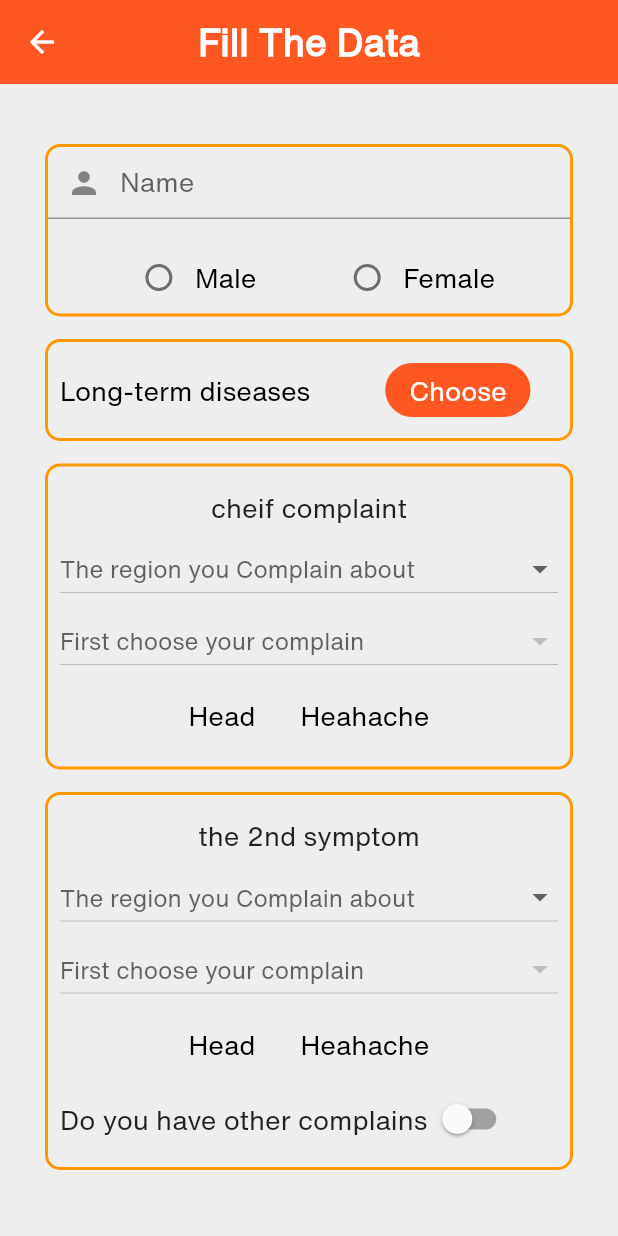
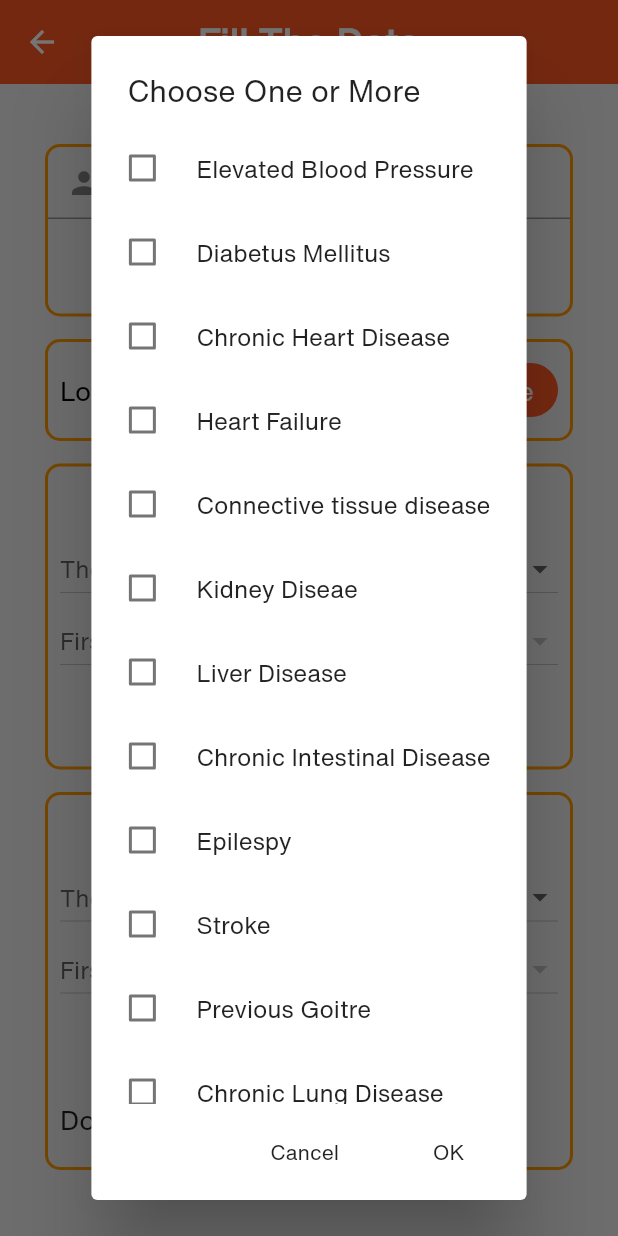
Before and after one commit to hhk-010/project_doctor, a Flutter app: the Patient screen opened by its route, after a tap on "Choose", on a phone screen of 412 x 824 dp. Run offline on Flutter 3.47's test engine with Material 2 defaults, Android fonts, the phone set to English and light mode, and no system bars; our stand-ins replace cloud_firestore, firebase_auth, firebase_core, flutter_spinkit, geolocator, google_maps_flutter and 1 more; missing offline and left inert: flutter_auth_buttons; accounts and stored records are empty.

Commit message:
chronic diseases list

```diff
--- a/lang/ar.json
+++ b/lang/ar.json
@@ -22,7 +22,6 @@
     "register_email" : "الايميل",
     "register_password" : "الرقم السري",
     "register_button": "سجل",
-
     "doctor_form_appbar" : "حدث معلوماتك",
     "doctor_form_name" : "الاسم",
     "doctor_form_speciality" : "الاختصاص",
@@ -30,13 +29,19 @@
     "doctor_form_province": "المحافظه",
     "doctor_form_location": "الموقع",
     "doctor_form_search": "ابحث",
-    "cd_hyt" : "ارتفاع الضغط المزمن",
-    "cd_DM" : " مرض السكري",
-    "cd_heart" : "امراض القلب",
+    "cd_HTN" : "Elevated Blood Pressure",
+    "cd_DM" : "Diabetus Mellitus",
+    "cd_heart" : "Chronic Heart Disease",
+    "cd_heartFailure" : "Heart Failure",
+    "cd_ctd" : "Connective tissue disease",
     "cd_ckd" : "Kidney Diseae",
-    "ed_liver" : "Liver Disease",
-    "ed_brain" : "Demantia",
-    "ed_thyroid" : "Goitre",
-    "ed_lung" : "امراض الرئه",
-    "ed_ashma" : "مرض الربو"
+    "cd_liver" : "Liver Disease",
+    "cd_intestine" : "Chronic Intestinal Disease",
+    "cd_epilepsy" : "Epilespy",
+    "cd_cva" : "Stroke",
+    "cd_thyroid" : "Previous Goitre",
+    "cd_lung" : "Chronic Lung Disease",
+    "cd_copd" : "COPD",
+    "cd_ashma" : "Ashma",
+    "cd_tumor" : "Malignancy"
 }
--- a/lang/en.json
+++ b/lang/en.json
@@ -23,24 +23,25 @@
     "register_email" : "Email",
     "register_password" : "Password",
     "register_button": "Register",
-
     "doctor_form_name" : "Name",
     "doctor_form_speciality" : "Speciality",
     "doctor_form_phoneNumber" : "Phone Number",
     "doctor_form_province": "Province",
     "doctor_form_location": "Location",
     "doctor_form_search": "Submit",
-    "cd_hyt" : "Elevated Blood Pressure",
+    "cd_HTN" : "Elevated Blood Pressure",
     "cd_DM" : "Diabetus Mellitus",
-    "cd_heart" : "Heart Disease",
+    "cd_heart" : "Chronic Heart Disease",
+    "cd_heartFailure" : "Heart Failure",
+    "cd_ctd" : "Connective tissue disease",
     "cd_ckd" : "Kidney Diseae",
-    "ed_liver" : "Liver Disease",
-    "ed_brain" : "Demantia",
-    "ed_thyroid" : "Goitre",
-    "ed_lung" : "Lung Disease",
-    "ed_ashma" : "Ashma"
-
-
-
-
+    "cd_liver" : "Liver Disease",
+    "cd_intestine" : "Chronic Intestinal Disease",
+    "cd_epilepsy" : "Epilespy",
+    "cd_cva" : "Stroke",
+    "cd_thyroid" : "Previous Goitre",
+    "cd_lung" : "Chronic Lung Disease",
+    "cd_copd" : "COPD",
+    "cd_ashma" : "Ashma",
+    "cd_tumor" : "Malignancy"
 }
--- a/lib/constants/multi_selection.dart
+++ b/lib/constants/multi_selection.dart
@@ -40,7 +40,7 @@ class _MultiSelectDialogState<V> extends State<MultiSelectDialog<V>> {
   }
 
   void _onCancelTap() {
-    Navigator.pop(context);
+    Navigator.pop(context, _selectedValues);
   }
 
   void _onSubmitTap() {
--- a/lib/pages/patient.dart
+++ b/lib/pages/patient.dart
@@ -4,6 +4,8 @@ import 'package:project_doctor/services/app_localizations.dart';
 import 'package:project_doctor/constants/theme.dart';
 import 'package:project_doctor/constants/multi_selection.dart';
 import 'dart:io';
+
+import '../constants/multi_selection.dart';
 
 class Patient extends StatefulWidget {
   @override
@@ -47,18 +49,40 @@ class _PatientState extends State<Patient> {
   String chronic1 = '';
   String chronic2 = '';
   String chronic3 = '';
-  void _showMultiSelect(BuildContext context) async {
+  void _showChronicDiseaseMultiSelect(BuildContext context) async {
     chronic1 = '';
     chronic2 = '';
     chronic3 = '';
-    void _showChronicDiseaseMultiSelect(BuildContext context) async {
     final cdItems = <MultiSelectDialogItem<int>>[
       MultiSelectDialogItem(
-            1, AppLocalizations.of(context).translate('cd_hyt')),
-        MultiSelectDialogItem(
-            2, AppLocalizations.of(context).translate('cd_DM')),
+          1, AppLocalizations.of(context).translate('cd_HTN')),
+      MultiSelectDialogItem(2, AppLocalizations.of(context).translate('cd_DM')),
       MultiSelectDialogItem(
           3, AppLocalizations.of(context).translate('cd_heart')),
+      MultiSelectDialogItem(
+          4, AppLocalizations.of(context).translate('cd_heartFailure')),
+      MultiSelectDialogItem(
+          5, AppLocalizations.of(context).translate('cd_ctd')),
+      MultiSelectDialogItem(
+          6, AppLocalizations.of(context).translate('cd_ckd')),
+      MultiSelectDialogItem(
+          7, AppLocalizations.of(context).translate('cd_liver')),
+      MultiSelectDialogItem(
+          8, AppLocalizations.of(context).translate('cd_intestine')),
+      MultiSelectDialogItem(
+          9, AppLocalizations.of(context).translate('cd_epilepsy')),
+      MultiSelectDialogItem(
+          10, AppLocalizations.of(context).translate('cd_cva')),
+      MultiSelectDialogItem(
+          11, AppLocalizations.of(context).translate('cd_thyroid')),
+      MultiSelectDialogItem(
+          12, AppLocalizations.of(context).translate('cd_lung')),
+      MultiSelectDialogItem(
+          13, AppLocalizations.of(context).translate('cd_copd')),
+      MultiSelectDialogItem(
+          14, AppLocalizations.of(context).translate('cd_ashma')),
+      MultiSelectDialogItem(
+          15, AppLocalizations.of(context).translate('cd_tumor')),
     ];
 
     final selectedValues = await showDialog<Set<int>>(
@@ -85,7 +109,6 @@ class _PatientState extends State<Patient> {
     print(chronic1);
     print(chronic2);
     print(chronic3);
-    }
   }
 
 //-----------------Function to use DropdownMultiSelection-----------------
@@ -475,15 +498,15 @@ class _PatientState extends State<Patient> {
                       children: [
                         Row(
                           children: [
-                            Text(
+                            Expanded(
+                              child: Text(
                                   AppLocalizations.of(context)
                                       .translate('patient_chronic_diseases'),
                                   style: _textStylePatient),
-                            SizedBox(
-                              width: 50,
                             ),
                             FlatButton(
-                              onPressed: () => _showMultiSelect(context),
+                              onPressed: () =>
+                                  _showChronicDiseaseMultiSelect(context),
                               color: Colors.deepOrange,
                               shape: RoundedRectangleBorder(
                                   borderRadius: BorderRadius.circular(80.0)),
@@ -495,9 +518,6 @@ class _PatientState extends State<Patient> {
                               ),
                             ),
                           ],
-                        ),
-                        Row(
-                          children: [],
                         ),
                       ],
                     ),
@@ -591,23 +611,6 @@ class _PatientState extends State<Patient> {
                         SizedBox(
                           height: 15,
                         ),
-                        /*Row(children: [
-                          Text(
-                            AppLocalizations.of(context)
-                                .translate('patient_other_complain'),
-                            style: TextStyle(
-                              fontSize: 18.0,
-                            ),
-                          ),
-                          Switch(
-                              activeColor: Colors.deepOrange,
-                              value: state,
-                              onChanged: (bool s) {
-                                setState(() {
-                                  state = s;
-                                });
-                              }),
-                        ]),*/
                       ],
                     ),
                   ),
```
Also changed, not shown: lib/constants/Diseaes_list.txt (added, +170 -0 lines), lib/matching_algorithm/constants.dart (deleted, +0 -351 lines). Lines whose indentation alone changed are shown as unchanged.
